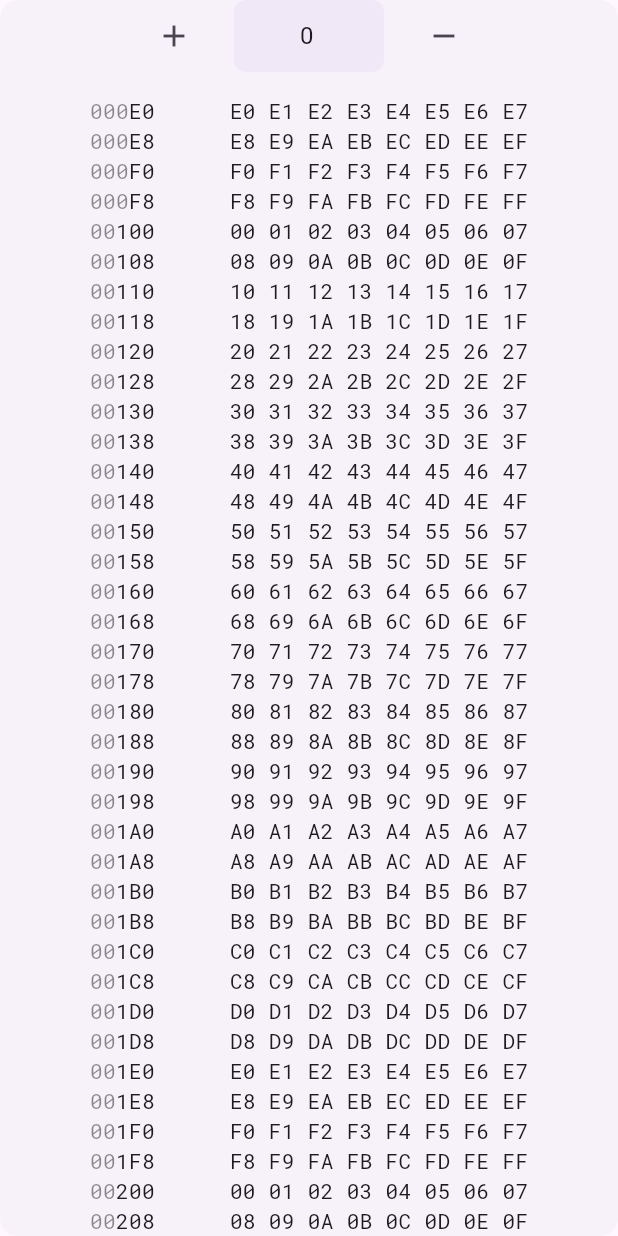
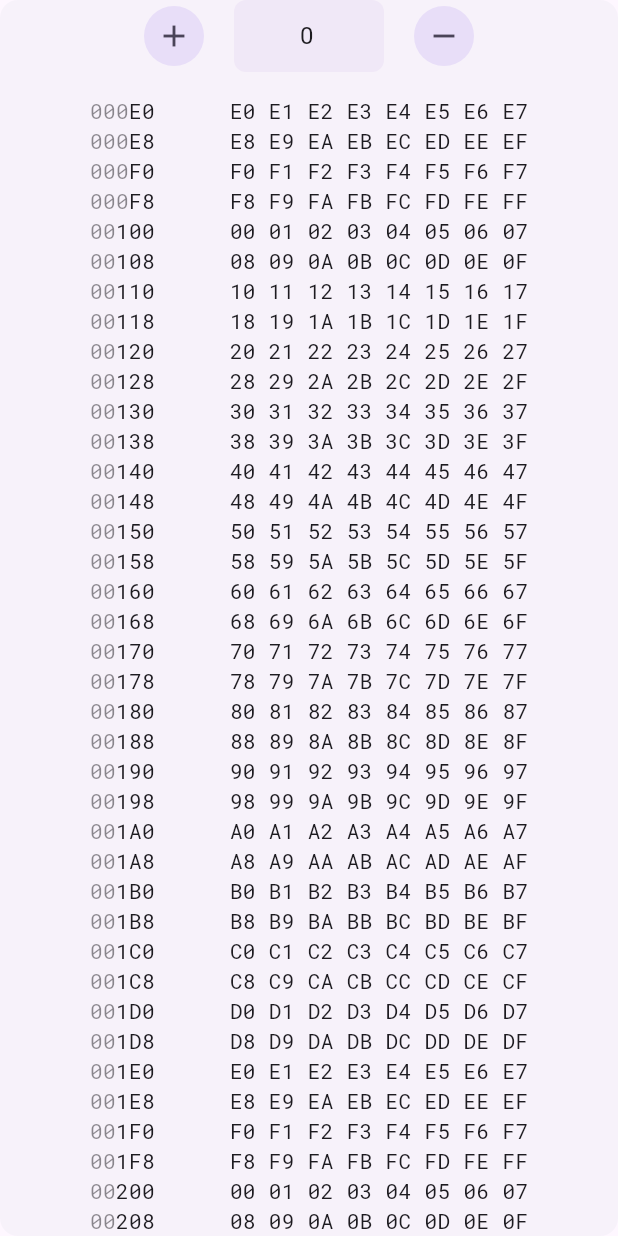
Before and after one commit to ljcucc/sicxe-ide, a Flutter app: the MemoryInspector widget shown alone on an empty page, opened directly, scrolled down 576 dp, after a tap on the "add" icon, after a tap on the "remove" icon, on a phone screen of 412 x 824 dp. Run offline on Flutter 3.47's test engine with Material 3 defaults, Android fonts, the phone set to English and light mode, and no system bars; drawn by our look-alikes of dynamic_color; our stand-ins replace flutter_markdown, google_fonts; missing offline and left inert: code_text_field, linked_scroll_controller, xterm; statements that could not run were skipped.

Commit message:
change vm memory range, change button style in memory_inspector

```diff
--- a/lib/panels/memory_inspector.dart
+++ b/lib/panels/memory_inspector.dart
@@ -22,7 +22,7 @@ class _MemoryInspectorState extends State<MemoryInspector> {
 
   _offsetDecrease() {
     int value = int.tryParse(_controller.text, radix: 16) ?? 0;
-    value -= 0xFF8;
+    value -= 0x100;
     setState(() {
       _controller.text = max(value, 0).toRadixString(16).toUpperCase();
     });
@@ -30,7 +30,7 @@ class _MemoryInspectorState extends State<MemoryInspector> {
 
   _offsetIncrease() {
     int value = int.tryParse(_controller.text, radix: 16) ?? 0;
-    value += 0xFF8;
+    value += 0x100;
     setState(() {
       _controller.text = value.toRadixString(16).toUpperCase();
     });
@@ -53,7 +53,7 @@ class _MemoryInspectorState extends State<MemoryInspector> {
             Row(
               mainAxisAlignment: MainAxisAlignment.center,
               children: [
-                IconButton(
+                IconButton.filledTonal(
                   onPressed: _offsetIncrease,
                   icon: Icon(Icons.add_outlined),
                 ),
@@ -79,7 +79,12 @@ class _MemoryInspectorState extends State<MemoryInspector> {
                   ),
                 ),
                 SizedBox(width: 16),
-                IconButton(
+                IconButton.filledTonal(
+                  // style: IconButton.styleFrom(
+                  //     backgroundColor:
+                  //         Theme.of(context).colorScheme.tertiaryContainer,
+                  //     foregroundColor:
+                  //         Theme.of(context).colorScheme.onTertiaryContainer),
                   onPressed: _offsetDecrease,
                   icon: Icon(Icons.remove_outlined),
                 ),
--- a/lib/utils/sicxe/emulator/vm.dart
+++ b/lib/utils/sicxe/emulator/vm.dart
@@ -12,8 +12,8 @@ typedef Memory = Uint8List;
 typedef DeviceOutputCallback = Function(int addr, int value);
 
 class SICXE {
-  Memory mem = Uint8List.fromList(
-      List.generate(pow(2, 20).toInt(), (index) => 0xFF & index));
+  Memory mem =
+      Uint8List.fromList(List.generate(0xFFFFF + 1, (index) => 0xFF & index));
   ProgramCounter pc = ProgramCounter();
   IntegerData regA = IntegerData();
   IntegerData regX = IntegerData();
```
